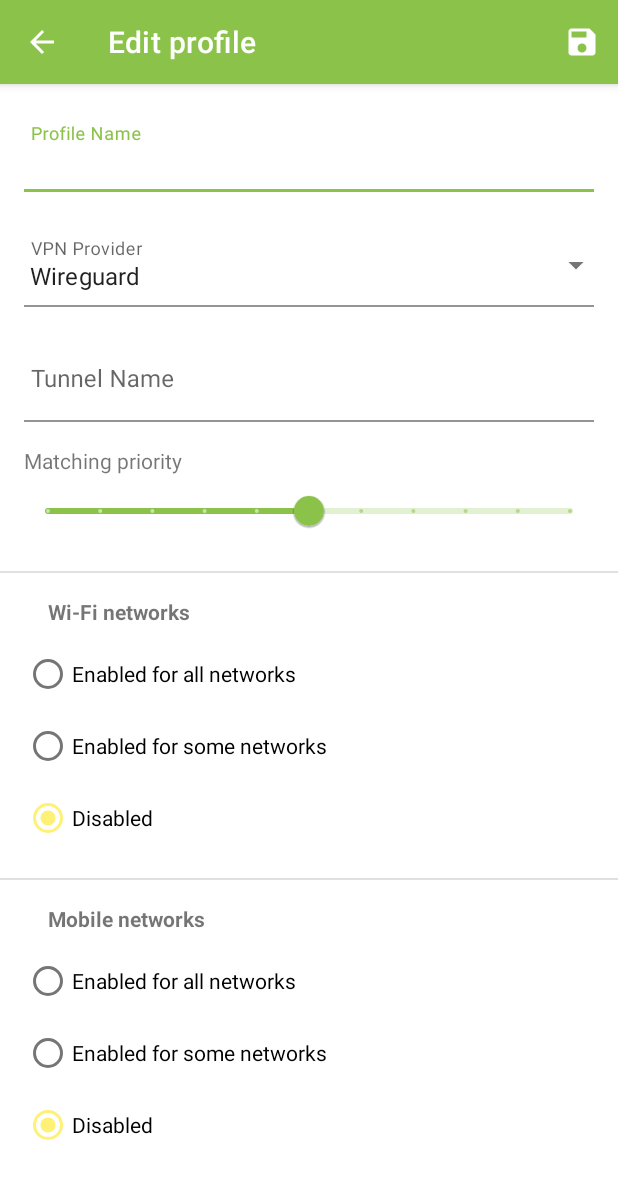
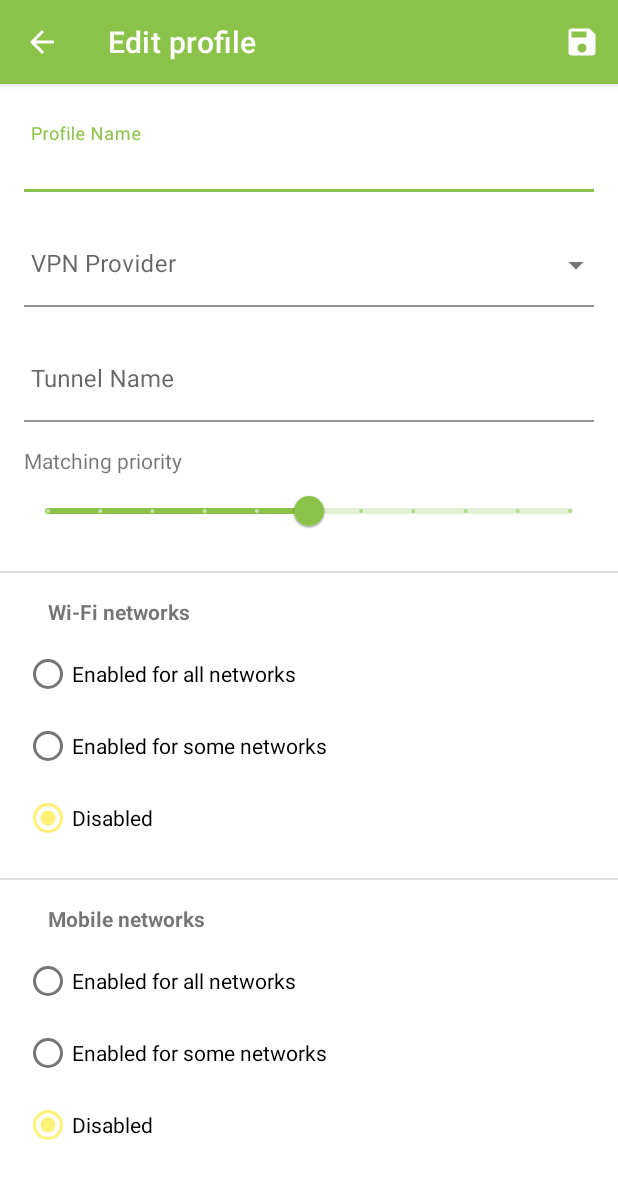
Before and after one commit to DJAndries/vpnmanager-android, an Android app: the screen it shows after launch (ProfileConfigActivity), after a tap on an icon or button, on a phone screen of 412 x 824 dp. Shown: the top 1179 px of the screen. Run offline under Robolectric (Android 15) with nearby library versions, the phone set to English and light mode, and no system bars; our stand-ins replace navigation-ui.

```diff
--- a/app/src/main/AndroidManifest.xml
+++ b/app/src/main/AndroidManifest.xml
@@ -9,6 +9,11 @@
     <uses-permission android:name="android.permission.ACCESS_FINE_LOCATION" />
     <uses-permission android:name="android.permission.ACCESS_BACKGROUND_LOCATION" />
     <uses-permission android:name="com.wireguard.android.permission.CONTROL_TUNNELS" />
+    <uses-permission android:name="android.permission.SYSTEM_ALERT_WINDOW"/>
+    <queries>
+        <package android:name="de.blinkt.openvpn" />
+        <package android:name="net.openvpn.openvpn" />
+    </queries>
 
     <application
         android:allowBackup="true"
--- a/app/src/main/java/ca/andries/vpnmanager/MainActivity.kt
+++ b/app/src/main/java/ca/andries/vpnmanager/MainActivity.kt
@@ -1,5 +1,6 @@
 package ca.andries.vpnmanager
 
+import android.content.ComponentName
 import android.content.Intent
 import android.net.Uri
 import android.net.wifi.WifiManager
@@ -97,6 +98,6 @@ class MainActivity : AppCompatActivity() {
     }
 
     companion object {
-        val PERMISSION_CHECK_FLAG = "permission_check"
+        const val PERMISSION_CHECK_FLAG = "permission_check"
     }
 }
--- a/app/src/main/java/ca/andries/vpnmanager/MyProfileRecyclerViewAdapter.kt
+++ b/app/src/main/java/ca/andries/vpnmanager/MyProfileRecyclerViewAdapter.kt
@@ -41,7 +41,10 @@ class MyProfileRecyclerViewAdapter(
         holder.lastTime.text = ctx.getString(R.string.last_connection_time, lastConnVal)
         holder.name.text = item.second.name
         holder.enabledLabel.text = ctx.getString(if (item.second.enabled) R.string.enabled else R.string.disabled)
-        holder.provider.text = ctx.getString(R.string.wireguard_with_tunnel, item.second.tunnelName)
+        holder.provider.text = when (item.second.provider) {
+            Provider.WIREGUARD -> ctx.getString(R.string.wireguard_with_tunnel, item.second.tunnelName)
+            else -> ctx.getString(R.string.openvpn_with_tunnel, item.second.tunnelName)
+        }
         holder.toggleBtn.text = ctx.getString(if (item.second.enabled) R.string.disable else R.string.enable)
         holder.coverImg.alpha = if (item.second.enabled) 1f else .5f
         holder.toggleBtn.setOnClickListener {
--- a/app/src/main/java/ca/andries/vpnmanager/Profile.kt
+++ b/app/src/main/java/ca/andries/vpnmanager/Profile.kt
@@ -6,6 +6,7 @@ import kotlin.collections.LinkedHashSet
 @Serializable
 class Profile(
     val name: String,
+    val provider: Provider,
     val tunnelName: String,
     val wifiRule: RuleMode,
     val mobileRule: RuleMode,
--- a/app/src/main/java/ca/andries/vpnmanager/ProfileConfigActivity.kt
+++ b/app/src/main/java/ca/andries/vpnmanager/ProfileConfigActivity.kt
@@ -18,6 +18,7 @@ import kotlinx.serialization.json.Json
 class ProfileConfigActivity : AppCompatActivity() {
 
     private lateinit var binding: ActivityProfileConfigBinding
+    private lateinit var providerMap: LinkedHashMap<Provider, String>
 
     override fun onCreate(savedInstanceState: Bundle?) {
         super.onCreate(savedInstanceState)
@@ -31,6 +32,13 @@ class ProfileConfigActivity : AppCompatActivity() {
         } else {
             null
         }
+
+        providerMap = linkedMapOf(
+            Pair(Provider.WIREGUARD, getString(R.string.wireguard)),
+            Pair(Provider.ICS_OPENVPN, getString(R.string.openvpn_ics)),
+            Pair(Provider.OPENVPN_CONNECT_PROFILE, getString(R.string.openvpn_connect_profile)),
+            Pair(Provider.OPENVPN_CONNECT_AS, getString(R.string.openvpn_connect_as))
+        )
 
         initPrimaryInputs(existingProfile)
         initEnableDisableInputs(existingProfile)
@@ -68,10 +76,9 @@ class ProfileConfigActivity : AppCompatActivity() {
         binding.vpnProvInput.setAdapter(ArrayAdapter(
             applicationContext,
             R.layout.list_provider_item,
-            listOf(getString(R.string.wireguard))
-        ));
-        binding.vpnProvInput.setText(getString(R.string.wireguard))
-
+            providerMap.values.toList()
+        ))
+        binding.vpnProvInput.setText(providerMap[existingProfile?.provider] ?: "", false)
     }
 
     private fun initEnableDisableInputs(existingProfile: Profile?) {
@@ -110,6 +117,7 @@ class ProfileConfigActivity : AppCompatActivity() {
     private fun validateInputs(): Boolean {
         val textInputs = listOf(
             Pair(binding.profileInputLayout, binding.profileNameInput),
+            Pair(binding.vpnProvInputLayout, binding.vpnProvInput),
             Pair(binding.tunnelInputLayout, binding.tunnelInput)
         )
         for (textInput in textInputs) {
@@ -138,6 +146,7 @@ class ProfileConfigActivity : AppCompatActivity() {
 
         val profile = Profile(
             binding.profileNameInput.text.toString(),
+            providerMap.entries.find { it.value == binding.vpnProvInput.text.toString() }?.key!!,
             binding.tunnelInput.text.toString(),
             wifiRule,
             mobileRule,
@@ -164,7 +173,7 @@ class ProfileConfigActivity : AppCompatActivity() {
     }
 
     companion object {
-        val PROFILE_KEY = "profile"
-        val PROFILE_ID_KEY = "pid"
+        const val PROFILE_KEY = "profile"
+        const val PROFILE_ID_KEY = "pid"
     }
 }
--- a/app/src/main/java/ca/andries/vpnmanager/ProfileListFragment.kt
+++ b/app/src/main/java/ca/andries/vpnmanager/ProfileListFragment.kt
@@ -50,7 +50,7 @@ class ProfileListFragment : Fragment() {
         }
         binding.emptyView.visibility = if (profiles.isEmpty()) View.VISIBLE else View.GONE
         binding.list.visibility = if (profiles.isEmpty()) View.INVISIBLE else View.VISIBLE
-        model.getProfiles().observe(viewLifecycleOwner, Observer<List<Pair<Int, Profile>>> { list ->
+        model.getProfiles().observe(viewLifecycleOwner, { list ->
             (binding.list.adapter as MyProfileRecyclerViewAdapter).setValues(list)
             binding.emptyView.visibility = if (list.isEmpty()) View.VISIBLE else View.GONE
             binding.list.visibility = if (list.isEmpty()) View.INVISIBLE else View.VISIBLE
--- /dev/null
+++ b/app/src/main/java/ca/andries/vpnmanager/Provider.kt
@@ -0,0 +1,8 @@
+package ca.andries.vpnmanager
+
+enum class Provider {
+    WIREGUARD,
+    OPENVPN_CONNECT_PROFILE,
+    OPENVPN_CONNECT_AS,
+    ICS_OPENVPN
+}
--- a/app/src/main/java/ca/andries/vpnmanager/SettingsActivity.kt
+++ b/app/src/main/java/ca/andries/vpnmanager/SettingsActivity.kt
@@ -55,6 +55,6 @@ class SettingsActivity : AppCompatActivity() {
     }
 
     companion object {
-        val SHOW_TOGGLE_NOTIF = "show_toggle_notif"
+        const val SHOW_TOGGLE_NOTIF = "show_toggle_notif"
     }
 }
--- a/app/src/main/res/values/strings.xml
+++ b/app/src/main/res/values/strings.xml
@@ -24,8 +24,7 @@
     <string name="save">Save</string>
     <string name="never_connected">Never connected</string>
     <string name="profiles">Profiles</string>
-    <string name="wireguard">Wireguard</string>
-    <string name="wireguard_with_tunnel">Wireguard (%s)</string>
+
     <string name="last_connection_time">Last connection time: %s</string>
     <string name="profile_name">Profile Name</string>
     <string name="vpn_provider">VPN Provider</string>
@@ -68,4 +67,12 @@
     <string name="vpn_disconnected">VPN disconnected</string>
     <string name="toggle_connection">Toggle connection</string>
 
+    <string name="wireguard">Wireguard</string>
+    <string name="wireguard_with_tunnel">Wireguard (%s)</string>
+    <string name="openvpn">OpenVPN</string>
+    <string name="openvpn_with_tunnel">OpenVPN (%s)</string>
+    <string name="openvpn_ics">OpenVPN (ics-openvpn)</string>
+    <string name="openvpn_connect_profile">OpenVPN (Connect app, OVPN profile)</string>
+    <string name="openvpn_connect_as">OpenVPN (Connect app, OVPN access server)</string>
+
 </resources>
```
Also changed, not shown: app/src/main/java/ca/andries/vpnmanager/MainService.kt (+24 -37 lines), app/src/main/java/ca/andries/vpnmanager/TunnelManager.kt (added, +91 -0 lines).
